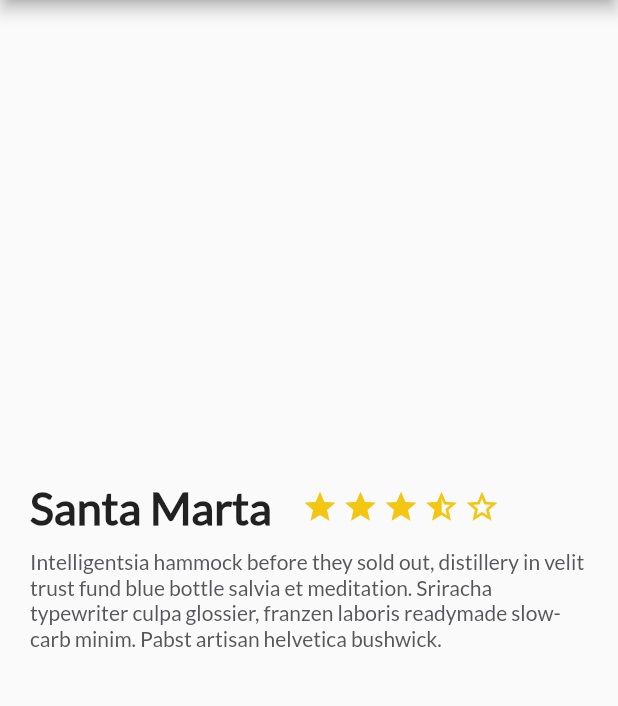
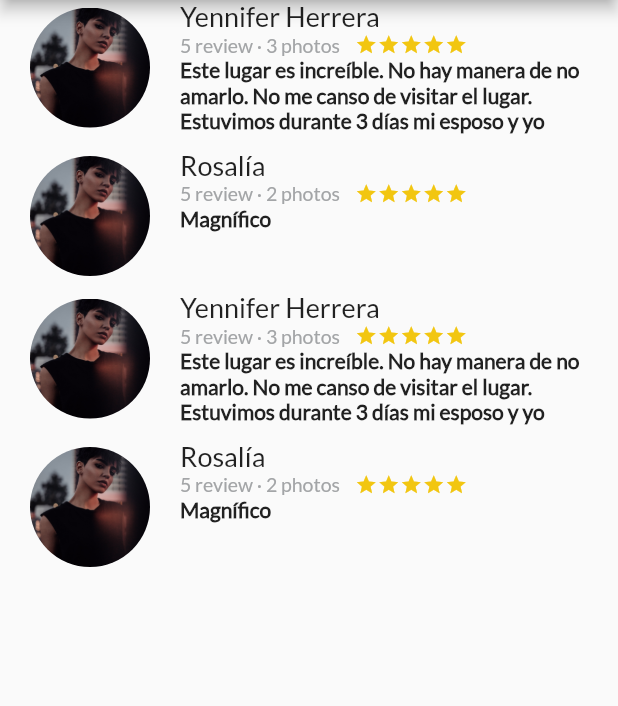
Before and after one commit to Yenniferh/Platzi-Trips, a Flutter app: the screen it shows after launch, on a phone screen of 412 x 824 dp, the part 84-790 px from its top. Run offline on Flutter 3.47's test engine with Material 2 defaults, Android fonts, the phone set to English and light mode, and no system bars.

Commit message:
Review List

```diff
--- a/lib/main.dart
+++ b/lib/main.dart
@@ -1,4 +1,5 @@
 import 'package:flutter/material.dart';
+import 'package:platzi_trips/review_list.dart';
 import 'description_place.dart';
 //import 'review.dart';
 
@@ -21,8 +22,8 @@ class MyApp extends StatelessWidget {
         appBar: AppBar(
           title: Text('Platzi Trips'),
         ),
-        body: new DescriptionPlace('Santa Marta', 4, dummyText),
-        //body: Review('assets/img/review_photo.jpg', 'Yennifer Herrera', 5, 3, 4, 'Este lugar es increíble. No hay manera de no amarlo'),
+        //body: new DescriptionPlace('Santa Marta', 4, dummyText),
+        body: ReviewList(),
       )
     );
   }
--- a/lib/review.dart
+++ b/lib/review.dart
@@ -1,4 +1,5 @@
 import 'package:flutter/material.dart';
+import 'package:platzi_trips/review_list.dart';
 
 class Review extends StatelessWidget {
 
@@ -13,6 +14,21 @@ class Review extends StatelessWidget {
 
   @override
   Widget build(BuildContext context) {
+
+    final stars = Container(
+        margin: EdgeInsets.only(left: 10.0),
+        child: Row(
+          mainAxisSize: MainAxisSize.min,
+          children: <Widget>[
+            Icon(Icons.star, size: 15.0 ,color: Color(0xfff2c611)),
+            Icon(Icons.star, size: 15.0 ,color: Color(0xfff2c611)),
+            Icon(Icons.star, size: 15.0 ,color: Color(0xfff2c611)),
+            Icon(Icons.star, size: 15.0 ,color: Color(0xfff2c611)),
+            Icon(Icons.star, size: 15.0 ,color: Color(0xfff2c611)),
+
+          ],
+        )
+    );
 
     final userComment = Container(
       margin: EdgeInsets.only(
@@ -34,7 +50,9 @@ class Review extends StatelessWidget {
         left: 20.0,
         right: 20.0,
       ),
-      child: Text(
+      child: Row(
+        children: <Widget>[
+          Text(
             reviews.toString() + ' review · ' + photos.toString() + ' photos',
             style: TextStyle(
               fontFamily: 'Lato',
@@ -42,6 +60,9 @@ class Review extends StatelessWidget {
               color: Color(0xFFa3a5a7),
             ),
           ),
+          stars
+        ],
+      )
     );
 
     final userName = Container(
@@ -73,7 +94,7 @@ class Review extends StatelessWidget {
 
     final photo = Container(
         margin: EdgeInsets.only(
-        top: 20.0,
+          top: 5.0,
           left: 20.0,
         ),
         width: 80.0,
@@ -83,12 +104,17 @@ class Review extends StatelessWidget {
             image: DecorationImage(image: AssetImage(pathImg), fit: BoxFit.cover)
         ),
       );
+
     // TODO: Correct the image positioning
-    return Row(
+    return Container(
+      margin: EdgeInsets.only(bottom: 10.0),
+      child: Row(
+        crossAxisAlignment: CrossAxisAlignment.start,
         children: <Widget>[
           photo,
           userDetails,
         ],
+      ),
     );
   }
 
--- /dev/null
+++ b/lib/review_list.dart
@@ -0,0 +1,19 @@
+import 'package:flutter/material.dart';
+import 'package:platzi_trips/review.dart';
+
+class ReviewList extends StatelessWidget {
+
+  @override
+  Widget build(BuildContext context) {
+    return Column(
+      crossAxisAlignment: CrossAxisAlignment.start,
+      children: <Widget>[
+        Review('assets/img/review_photo.jpg', 'Yennifer Herrera', 5, 3, 4, 'Este lugar es increíble. No hay manera de no amarlo. No me canso de visitar el lugar. Estuvimos durante 3 días mi esposo y yo'),
+        Review('assets/img/review_photo.jpg', 'Rosalía', 5, 2, 5, 'Magnífico'),
+        Review('assets/img/review_photo.jpg', 'Yennifer Herrera', 5, 3, 4, 'Este lugar es increíble. No hay manera de no amarlo. No me canso de visitar el lugar. Estuvimos durante 3 días mi esposo y yo'),
+        Review('assets/img/review_photo.jpg', 'Rosalía', 5, 2, 5, 'Magnífico')
+      ]
+    );
+  }
+
+}
```
Also changed, not shown: pubspec.yaml (+0 -30 lines), pubspec.lock, 1 other file. Lines whose indentation alone changed are shown as unchanged.
